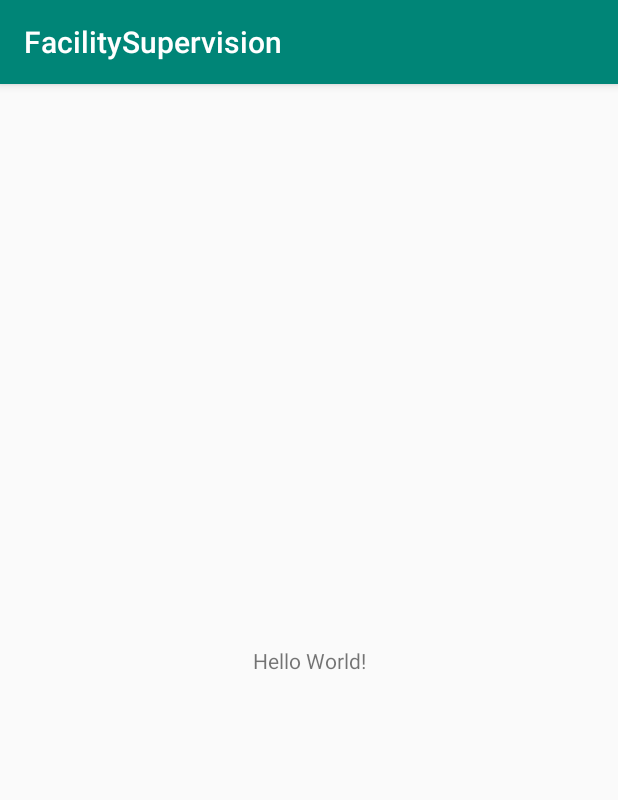
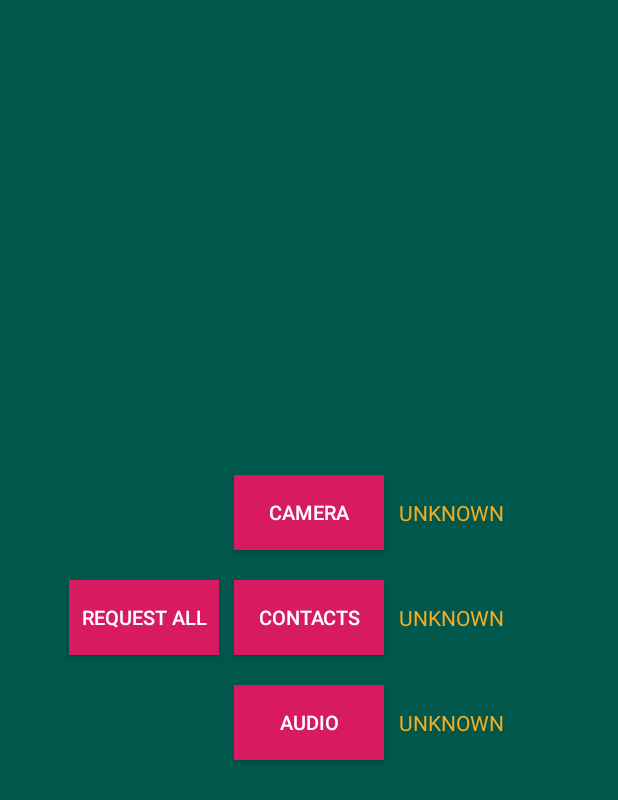
Before and after one commit to pangyo255/FacilitySupervision, an Android app: the screen it shows after launch (MainActivity before the commit, PermissionActivity after it), on a phone screen of 412 x 824 dp. Shown: the top 800 px of the screen. Run offline under Robolectric (Android 15) with nearby library versions, the phone set to English and light mode, and no system bars; libraries missing offline, so code that uses them is left out: com.karumi.dexter.

Commit message:
권한 체크 lib 추가 및 레이아웃 작업 https://github.com/Karumi/Dexter

```diff
--- a/app/src/main/java/com/sptek/facilitysupervision/MainActivity.java
+++ b/app/src/main/java/com/sptek/facilitysupervision/MainActivity.java
@@ -1,16 +1,45 @@
 package com.sptek.facilitysupervision;
+
+import android.content.Intent;
+import android.os.Bundle;
+import android.os.Handler;
+import android.view.animation.Animation;
+import android.view.animation.AnimationUtils;
+import android.widget.ImageView;
+import android.widget.ProgressBar;
 
 import androidx.appcompat.app.AppCompatActivity;
 
-import android.os.Bundle;
-import android.widget.Toast;
+public class MainActivity extends AppCompatActivity {
 
-public class MainActivity extends AppCompatActivity {
+    private static boolean mFirstRun = true;
+    private ProgressBar mActionBarProgress;
 
     @Override
     protected void onCreate(Bundle savedInstanceState) {
         super.onCreate(savedInstanceState);
         setContentView(R.layout.activity_main);
-        Toast.makeText(this, "테스트야 commit테스트", Toast.LENGTH_SHORT).show();
+        mActionBarProgress = findViewById(R.id.actionbar_progress);
+        mActionBarProgress.setVisibility(ProgressBar.VISIBLE);
+
+        // Starts fade in animation
+        ImageView myImageView = findViewById(R.id.loadingImage);
+        Animation myFadeInAnimation = AnimationUtils.loadAnimation(this, R.anim.fade_in);
+        myImageView.startAnimation(myFadeInAnimation);
+        mFirstRun = false;
+
+        new Handler().postDelayed(new Runnable() {
+            @Override
+            public void run() {
+                startActivity(new Intent(MainActivity.this, PermissionActivity.class));
+            }
+        }, 800);
+    }
+
+
+
+    public static boolean isFirstRun()
+    {
+        return mFirstRun;
     }
 }
--- /dev/null
+++ b/app/src/main/java/com/sptek/facilitysupervision/PermissionActivity.java
@@ -0,0 +1,65 @@
+package com.sptek.facilitysupervision;
+
+import androidx.appcompat.app.AppCompatActivity;
+
+import android.os.Bundle;
+import android.view.View;
+import android.widget.Button;
+import android.widget.TextView;
+
+import com.karumi.dexter.listener.PermissionRequestErrorListener;
+import com.karumi.dexter.listener.multi.MultiplePermissionsListener;
+import com.karumi.dexter.listener.single.PermissionListener;
+
+public class PermissionActivity extends AppCompatActivity implements View.OnClickListener {
+    Button btnAllPermission;
+    Button btnCamera;
+    Button btnContacts;
+    Button btnAudio;
+    TextView audioPermissionFeedbackView;
+    TextView cameraPermissionFeedbackView;
+    TextView contactsPermissionFeedbackView;
+    View contentView;
+
+    private MultiplePermissionsListener allPermissionsListener;
+    private PermissionListener cameraPermissionListener;
+    private PermissionListener contactsPermissionListener;
+    private PermissionListener audioPermissionListener;
+    private PermissionRequestErrorListener errorListener;
+
+    @Override
+    protected void onCreate(Bundle savedInstanceState) {
+        super.onCreate(savedInstanceState);
+        setContentView(R.layout.activity_permission);
+        initView();
+    }
+
+    private void initView() {
+        btnAllPermission = findViewById(R.id.all_permissions_button);
+        btnCamera = findViewById(R.id.camera_permission_button);
+        btnContacts = findViewById(R.id.contacts_permission_button);
+        btnAudio = findViewById(R.id.audio_permission_button);
+
+        audioPermissionFeedbackView = findViewById(R.id.audio_permission_feedback);
+        cameraPermissionFeedbackView = findViewById(R.id.camera_permission_feedback);
+        contactsPermissionFeedbackView = findViewById(R.id.contacts_permission_feedback);
+    }
+
+    @Override
+    public void onClick(View v) {
+        switch (v.getId()) {
+            case R.id.all_permissions_button:
+                // TODO: 2020-01-31 모든 권한 요청
+                break;
+            case R.id.camera_permission_button:
+                // TODO: 2020-01-31 카메라 권한 요청
+                break;
+            case R.id.contacts_permission_button:
+                // TODO: 2020-01-31 주소록 권한 요청
+                break;
+            case R.id.audio_permission_button:
+                // TODO: 2020-01-31 오디오 권한 요청
+                break;
+        }
+    }
+}
--- /dev/null
+++ b/app/src/main/res/layout/activity_permission.xml
@@ -0,0 +1,101 @@
+<?xml version="1.0" encoding="utf-8"?>
+<!--
+  ~ Copyright (C) 2015 Karumi.
+  ~
+  ~ Licensed under the Apache License, Version 2.0 (the "License");
+  ~ you may not use this file except in compliance with the License.
+  ~ You may obtain a copy of the License at
+  ~
+  ~ http://www.apache.org/licenses/LICENSE-2.0
+  ~
+  ~ Unless required by applicable law or agreed to in writing, software
+  ~ distributed under the License is distributed on an "AS IS" BASIS,
+  ~ WITHOUT WARRANTIES OR CONDITIONS OF ANY KIND, either express or implied.
+  ~ See the License for the specific language governing permissions and
+  ~ limitations under the License.
+  -->
+<RelativeLayout xmlns:android="http://schemas.android.com/apk/res/android"
+    android:orientation="vertical"
+    android:layout_width="match_parent"
+    android:layout_height="match_parent"
+    android:background="@color/colorPrimaryDark"
+    >
+
+<!--    <include layout="@layout/header"/>-->
+
+    <Button
+        android:id="@+id/contacts_permission_button"
+        android:layout_width="@dimen/button_width"
+        android:layout_height="@dimen/button_height"
+        android:text="@string/ask_for_contacts_permission_button"
+        android:layout_centerInParent="true"
+        style="@style/PermissionButton"
+        />
+
+    <TextView
+        android:id="@+id/contacts_permission_feedback"
+        android:layout_width="@dimen/feedback_width"
+        android:layout_height="@dimen/feedback_height"
+        android:layout_toRightOf="@id/contacts_permission_button"
+        android:layout_toEndOf="@id/contacts_permission_button"
+        android:layout_centerInParent="true"
+        android:text="@string/permission_unknown_feedback"
+        style="@style/PermissionFeedback"
+        />
+
+    <Button
+        android:id="@+id/camera_permission_button"
+        android:layout_width="@dimen/button_width"
+        android:layout_height="@dimen/button_height"
+        android:text="@string/ask_for_camera_permission_button"
+        android:layout_above="@id/contacts_permission_button"
+        android:layout_centerHorizontal="true"
+        style="@style/PermissionButton"
+        />
+
+    <TextView
+        android:id="@+id/camera_permission_feedback"
+        android:layout_width="@dimen/feedback_width"
+        android:layout_height="@dimen/feedback_height"
+        android:layout_toRightOf="@id/camera_permission_button"
+        android:layout_toEndOf="@id/camera_permission_button"
+        android:layout_above="@id/contacts_permission_feedback"
+        android:text="@string/permission_unknown_feedback"
+        style="@style/PermissionFeedback"
+        />
+
+    <Button
+        android:id="@+id/audio_permission_button"
+        android:layout_width="@dimen/button_width"
+        android:layout_height="@dimen/button_height"
+        android:text="@string/ask_for_audio_permission_button"
+        android:layout_below="@id/contacts_permission_button"
+        android:layout_centerHorizontal="true"
+        style="@style/PermissionButton"
+        />
+
+    <TextView
+        android:id="@+id/audio_permission_feedback"
+        android:layout_width="@dimen/feedback_width"
+        android:layout_height="@dimen/feedback_height"
+        android:layout_toRightOf="@id/audio_permission_button"
+        android:layout_toEndOf="@id/audio_permission_button"
+        android:layout_below="@id/contacts_permission_feedback"
+        android:text="@string/permission_unknown_feedback"
+        style="@style/PermissionFeedback"
+        />
+
+    <Button
+        android:id="@+id/all_permissions_button"
+        android:layout_width="@dimen/button_width"
+        android:layout_height="@dimen/button_height"
+        android:text="@string/ask_for_all_permissions_button"
+        android:layout_toLeftOf="@id/contacts_permission_button"
+        android:layout_toStartOf="@id/contacts_permission_button"
+        android:layout_centerInParent="true"
+        android:layout_marginRight="@dimen/all_permission_button_margin_right"
+        android:layout_marginEnd="@dimen/all_permission_button_margin_right"
+        style="@style/PermissionButton"
+        />
+
+</RelativeLayout>
--- a/app/src/main/res/values/colors.xml
+++ b/app/src/main/res/values/colors.xml
@@ -1,6 +1,10 @@
 <?xml version="1.0" encoding="utf-8"?>
 <resources>
-    <color name="colorPrimary">#008577</color>
+    <color name="colorPrimary">@android:color/transparent</color>
     <color name="colorPrimaryDark">#00574B</color>
     <color name="colorAccent">#D81B60</color>
+
+    <color name="permission_granted">#2DF2A4</color>
+    <color name="permission_denied">#F22D24</color>
+    <color name="permission_unknown">#F2AD24</color>
 </resources>
--- /dev/null
+++ b/app/src/main/res/values/dimension.xml
@@ -0,0 +1,16 @@
+<?xml version="1.0" encoding="utf-8"?>
+<resources>
+    <dimen name="between_padding">8dp</dimen>
+    <dimen name="title_font_size">30sp</dimen>
+    <dimen name="icon_size">50dp</dimen>
+    <dimen name="header_margin">10dp</dimen>
+    <dimen name="permission_button_margin_vertical">10dp</dimen>
+    <dimen name="permission_feedback_margin_vertical">@dimen/permission_button_margin_vertical</dimen>
+    <dimen name="button_width">100dp</dimen>
+    <dimen name="button_height">50dp</dimen>
+    <dimen name="button_text_size">13sp</dimen>
+    <dimen name="feedback_width">100dp</dimen>
+    <dimen name="feedback_height">@dimen/button_height</dimen>
+    <dimen name="feedback_margin_left">10dp</dimen>
+    <dimen name="all_permission_button_margin_right">10dp</dimen>
+</resources>
--- a/app/src/main/res/values/strings.xml
+++ b/app/src/main/res/values/strings.xml
@@ -1,3 +1,21 @@
 <resources>
     <string name="app_name">FacilitySupervision</string>
+    <string name="PoweredBy">Powered By sptek.com</string>
+    <string name="service_gui_WAITING">Please wait&#8230;</string>
+    <string name="ask_for_camera_permission_button">Camera</string>
+    <string name="ask_for_contacts_permission_button">Contacts</string>
+    <string name="ask_for_audio_permission_button">Audio</string>
+    <string name="ask_for_all_permissions_button">Request all</string>
+    <string name="permission_granted_feedback">GRANTED</string>
+    <string name="permission_denied_feedback">DENIED</string>
+    <string name="permission_permanently_denied_feedback">PERMANENTLY DENIED</string>
+    <string name="permission_unknown_feedback">UNKNOWN</string>
+    <string name="all_permissions_denied_feedback">All those permissions are needed for doing some magic</string>
+    <string name="camera_permission_denied_feedback">Camera permission is needed for doing some magic</string>
+    <string name="contacts_permission_denied_feedback">Contacts permission is needed for doing some magic</string>
+    <string name="audio_permission_denied_dialog_title">Audio permission request</string>
+    <string name="audio_permission_denied_dialog_feedback">Audio recording will not be available until you accept the permission request</string>
+    <string name="permission_rationale_title">We need this permission</string>
+    <string name="permission_rationale_message">This permission is needed for doing some fancy stuff so please, allow it!</string>
+    <string name="permission_rationale_settings_button_text">SETTINGS</string>
 </resources>
--- a/app/src/main/res/values/styles.xml
+++ b/app/src/main/res/values/styles.xml
@@ -8,4 +8,23 @@
         <item name="colorAccent">@color/colorAccent</item>
     </style>
 
+    <style name="LargeFont" parent="@android:style/TextAppearance.Large">
+        <item name="android:textSize">18sp</item>
+    </style>
+
+    <style name="PermissionButton">
+        <item name="android:background">@color/colorAccent</item>
+        <item name="android:textColor">@android:color/white</item>
+        <item name="android:textSize">@dimen/button_text_size</item>
+        <item name="android:layout_marginTop">@dimen/permission_button_margin_vertical</item>
+        <item name="android:layout_marginBottom">@dimen/permission_button_margin_vertical</item>
+    </style>
+
+    <style name="PermissionFeedback">
+        <item name="android:textColor">@color/permission_unknown</item>
+        <item name="android:gravity">center_vertical</item>
+        <item name="android:layout_marginLeft">@dimen/feedback_margin_left</item>
+        <item name="android:layout_marginTop">@dimen/permission_feedback_margin_vertical</item>
+        <item name="android:layout_marginBottom">@dimen/permission_feedback_margin_vertical</item>
+    </style>
 </resources>
```
Also changed, not shown: app/build.gradle (+9 -2 lines), app/src/main/AndroidManifest.xml (+35 -1 lines), app/src/main/java/com/sptek/facilitysupervision/FuncActivity.java (added, +14 -0 lines), app/src/main/res/anim/fade_in.xml (added, +8 -0 lines), app/src/main/res/layout/activity_func.xml (added, +15 -0 lines), app/src/main/res/layout/activity_main.xml (+42 -12 lines), app/src/main/res/mipmap-xxhdpi/sptek.png (added).
